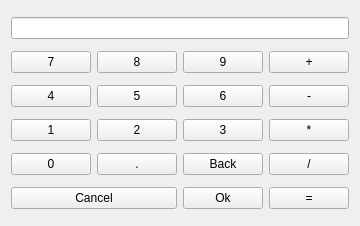
This is plugins/Commands/Calculator/calculatorwidget.ui in KDE/simon as Qt 5 draws it before an edit. The edited form follows.
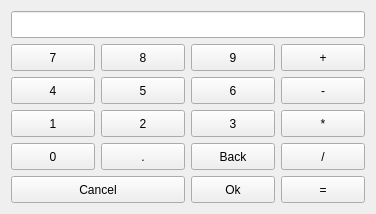
This is the edited form. Custom widgets are drawn as their Qt base class.

```diff
--- a/plugins/Commands/Calculator/calculatorwidget.ui
+++ b/plugins/Commands/Calculator/calculatorwidget.ui
@@ -6,8 +6,8 @@
    <rect>
     <x>0</x>
     <y>0</y>
-    <width>210</width>
-    <height>226</height>
+    <width>376</width>
+    <height>214</height>
    </rect>
   </property>
   <property name="windowTitle">
@@ -16,12 +16,21 @@
   <layout class="QGridLayout" name="gridLayout">
    <item row="0" column="0" colspan="4">
     <widget class="KLineEdit" name="leNumber">
+     <property name="sizePolicy">
+      <sizepolicy hsizetype="Expanding" vsizetype="Minimum">
+       <horstretch>0</horstretch>
+       <verstretch>0</verstretch>
+      </sizepolicy>
+     </property>
      <property name="inputMask">
       <string/>
      </property>
      <property name="text">
       <string/>
      </property>
+     <property name="alignment">
+      <set>Qt::AlignCenter</set>
+     </property>
      <property name="readOnly">
       <bool>true</bool>
      </property>
@@ -29,6 +38,12 @@
    </item>
    <item row="1" column="0">
     <widget class="KPushButton" name="pb7">
+     <property name="sizePolicy">
+      <sizepolicy hsizetype="Minimum" vsizetype="Minimum">
+       <horstretch>0</horstretch>
+       <verstretch>0</verstretch>
+      </sizepolicy>
+     </property>
      <property name="text">
       <string>7</string>
      </property>
@@ -36,6 +51,12 @@
    </item>
    <item row="1" column="1">
     <widget class="KPushButton" name="pb8">
+     <property name="sizePolicy">
+      <sizepolicy hsizetype="Minimum" vsizetype="Minimum">
+       <horstretch>0</horstretch>
+       <verstretch>0</verstretch>
+      </sizepolicy>
+     </property>
      <property name="text">
       <string>8</string>
      </property>
@@ -43,6 +64,12 @@
    </item>
    <item row="1" column="2">
     <widget class="KPushButton" name="pb9">
+     <property name="sizePolicy">
+      <sizepolicy hsizetype="Minimum" vsizetype="Minimum">
+       <horstretch>0</horstretch>
+       <verstretch>0</verstretch>
+      </sizepolicy>
+     </property>
      <property name="text">
       <string>9</string>
      </property>
@@ -50,6 +77,12 @@
    </item>
    <item row="1" column="3">
     <widget class="KPushButton" name="pbPlus">
+     <property name="sizePolicy">
+      <sizepolicy hsizetype="Minimum" vsizetype="Minimum">
+       <horstretch>0</horstretch>
+       <verstretch>0</verstretch>
+      </sizepolicy>
+     </property>
      <property name="text">
       <string>+</string>
      </property>
@@ -57,6 +90,12 @@
    </item>
    <item row="2" column="0">
     <widget class="KPushButton" name="pb4">
+     <property name="sizePolicy">
+      <sizepolicy hsizetype="Minimum" vsizetype="Minimum">
+       <horstretch>0</horstretch>
+       <verstretch>0</verstretch>
+      </sizepolicy>
+     </property>
      <property name="text">
       <string>4</string>
      </property>
@@ -64,6 +103,12 @@
    </item>
    <item row="2" column="1">
     <widget class="KPushButton" name="pb5">
+     <property name="sizePolicy">
+      <sizepolicy hsizetype="Minimum" vsizetype="Minimum">
+       <horstretch>0</horstretch>
+       <verstretch>0</verstretch>
+      </sizepolicy>
+     </property>
      <property name="text">
       <string>5</string>
      </property>
@@ -71,6 +116,12 @@
    </item>
    <item row="2" column="2">
     <widget class="KPushButton" name="pb6">
+     <property name="sizePolicy">
+      <sizepolicy hsizetype="Minimum" vsizetype="Minimum">
+       <horstretch>0</horstretch>
+       <verstretch>0</verstretch>
+      </sizepolicy>
+     </property>
      <property name="text">
       <string>6</string>
      </property>
@@ -78,6 +129,12 @@
    </item>
    <item row="2" column="3">
     <widget class="KPushButton" name="pbMinus">
+     <property name="sizePolicy">
+      <sizepolicy hsizetype="Minimum" vsizetype="Minimum">
+       <horstretch>0</horstretch>
+       <verstretch>0</verstretch>
+      </sizepolicy>
+     </property>
      <property name="text">
       <string>-</string>
      </property>
@@ -85,6 +142,12 @@
    </item>
    <item row="3" column="0">
     <widget class="KPushButton" name="pb1">
+     <property name="sizePolicy">
+      <sizepolicy hsizetype="Minimum" vsizetype="Minimum">
+       <horstretch>0</horstretch>
+       <verstretch>0</verstretch>
+      </sizepolicy>
+     </property>
      <property name="text">
       <string>1</string>
      </property>
@@ -92,6 +155,12 @@
    </item>
    <item row="3" column="1">
     <widget class="KPushButton" name="pb2">
+     <property name="sizePolicy">
+      <sizepolicy hsizetype="Minimum" vsizetype="Minimum">
+       <horstretch>0</horstretch>
+       <verstretch>0</verstretch>
+      </sizepolicy>
+     </property>
      <property name="text">
       <string>2</string>
      </property>
@@ -99,6 +168,12 @@
    </item>
    <item row="3" column="2">
     <widget class="KPushButton" name="pb3">
+     <property name="sizePolicy">
+      <sizepolicy hsizetype="Minimum" vsizetype="Minimum">
+       <horstretch>0</horstretch>
+       <verstretch>0</verstretch>
+      </sizepolicy>
+     </property>
      <property name="text">
       <string>3</string>
      </property>
@@ -106,6 +181,12 @@
    </item>
    <item row="3" column="3">
     <widget class="KPushButton" name="pbMultiply">
+     <property name="sizePolicy">
+      <sizepolicy hsizetype="Minimum" vsizetype="Minimum">
+       <horstretch>0</horstretch>
+       <verstretch>0</verstretch>
+      </sizepolicy>
+     </property>
      <property name="text">
       <string>*</string>
      </property>
@@ -113,6 +194,12 @@
    </item>
    <item row="4" column="0">
     <widget class="KPushButton" name="pb0">
+     <property name="sizePolicy">
+      <sizepolicy hsizetype="Minimum" vsizetype="Minimum">
+       <horstretch>0</horstretch>
+       <verstretch>0</verstretch>
+      </sizepolicy>
+     </property>
      <property name="text">
       <string>0</string>
      </property>
@@ -120,6 +207,12 @@
    </item>
    <item row="4" column="1">
     <widget class="KPushButton" name="pbComma">
+     <property name="sizePolicy">
+      <sizepolicy hsizetype="Minimum" vsizetype="Minimum">
+       <horstretch>0</horstretch>
+       <verstretch>0</verstretch>
+      </sizepolicy>
+     </property>
      <property name="text">
       <string>.</string>
      </property>
@@ -127,6 +220,12 @@
    </item>
    <item row="4" column="2">
     <widget class="KPushButton" name="pbBack">
+     <property name="sizePolicy">
+      <sizepolicy hsizetype="Minimum" vsizetype="Minimum">
+       <horstretch>0</horstretch>
+       <verstretch>0</verstretch>
+      </sizepolicy>
+     </property>
      <property name="text">
       <string>Back</string>
      </property>
@@ -134,27 +233,51 @@
    </item>
    <item row="4" column="3">
     <widget class="KPushButton" name="pbDivide">
+     <property name="sizePolicy">
+      <sizepolicy hsizetype="Minimum" vsizetype="Minimum">
+       <horstretch>0</horstretch>
+       <verstretch>0</verstretch>
+      </sizepolicy>
+     </property>
      <property name="text">
       <string>/</string>
      </property>
     </widget>
    </item>
-   <item row="5" column="0" colspan="2">
+   <item row="6" column="0" colspan="2">
     <widget class="KPushButton" name="pbCancel">
+     <property name="sizePolicy">
+      <sizepolicy hsizetype="Minimum" vsizetype="Minimum">
+       <horstretch>0</horstretch>
+       <verstretch>0</verstretch>
+      </sizepolicy>
+     </property>
      <property name="text">
       <string>Cancel</string>
      </property>
     </widget>
    </item>
-   <item row="5" column="2">
+   <item row="6" column="2">
     <widget class="KPushButton" name="pbOk">
+     <property name="sizePolicy">
+      <sizepolicy hsizetype="Minimum" vsizetype="Minimum">
+       <horstretch>0</horstretch>
+       <verstretch>0</verstretch>
+      </sizepolicy>
+     </property>
      <property name="text">
       <string>Ok</string>
      </property>
     </widget>
    </item>
-   <item row="5" column="3">
+   <item row="6" column="3">
     <widget class="KPushButton" name="pbEquals">
+     <property name="sizePolicy">
+      <sizepolicy hsizetype="Minimum" vsizetype="Minimum">
+       <horstretch>0</horstretch>
+       <verstretch>0</verstretch>
+      </sizepolicy>
+     </property>
      <property name="text">
       <string>=</string>
      </property>
@@ -163,16 +286,16 @@
   </layout>
  </widget>
  <customwidgets>
-  <customwidget>
-   <class>KPushButton</class>
-   <extends>QPushButton</extends>
-   <header>kpushbutton.h</header>
-  </customwidget>
   <customwidget>
    <class>KLineEdit</class>
    <extends>QLineEdit</extends>
    <header>klineedit.h</header>
   </customwidget>
+  <customwidget>
+   <class>KPushButton</class>
+   <extends>QPushButton</extends>
+   <header>kpushbutton.h</header>
+  </customwidget>
  </customwidgets>
  <resources/>
  <connections/>
```
